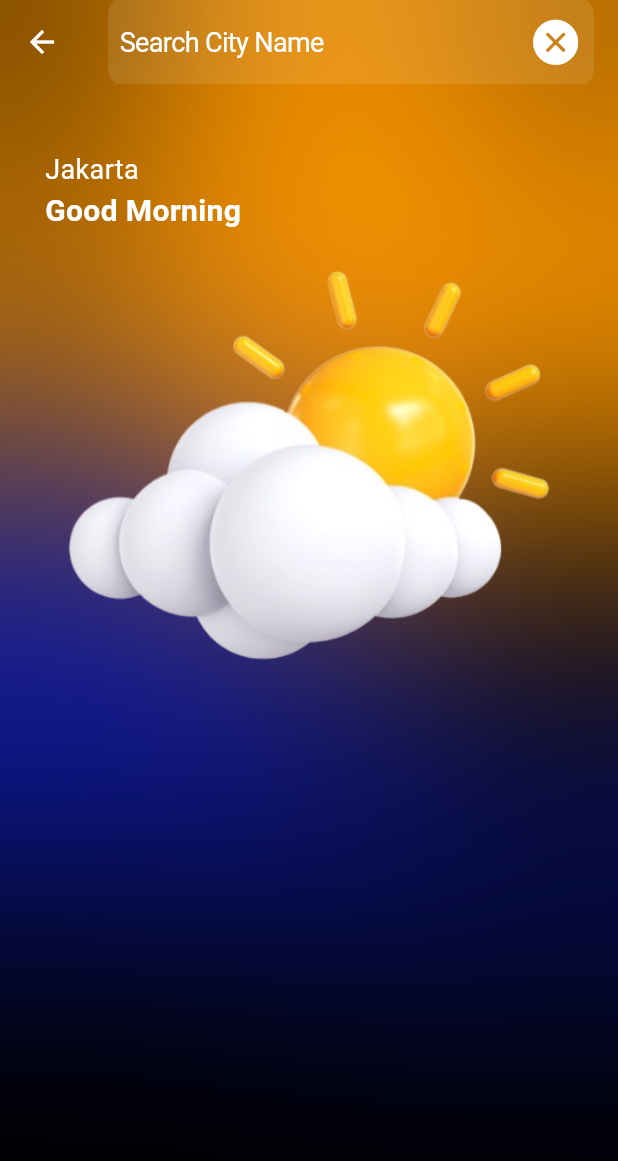
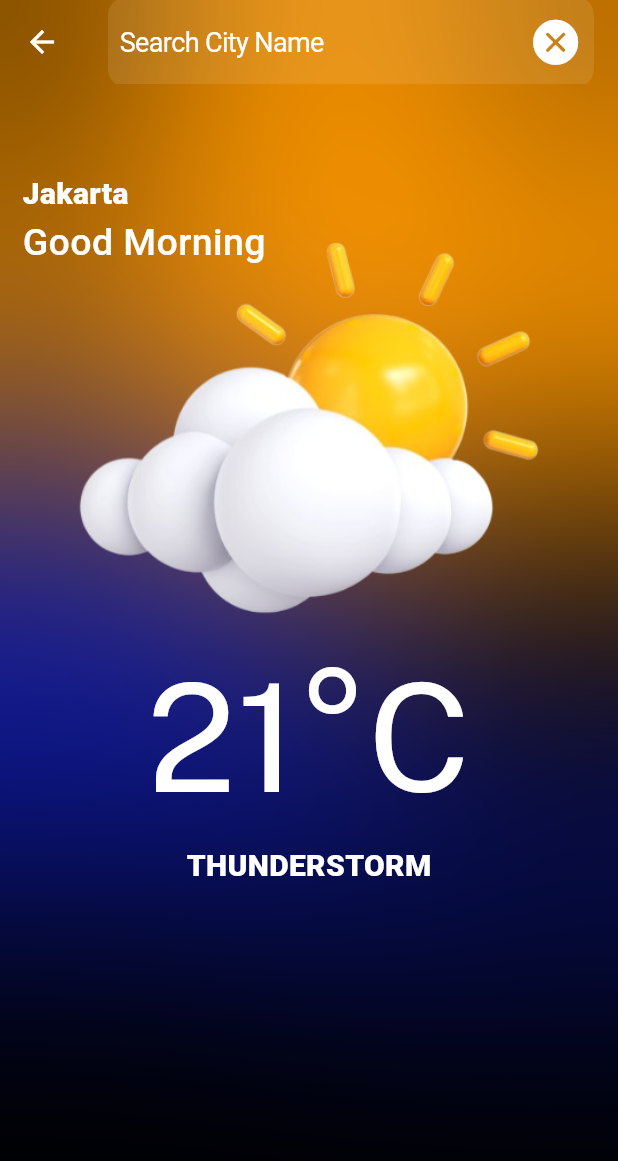
Before and after one commit to Sibin23/Weather-App, a Flutter app: the WeatherScreen screen opened directly, on a phone screen of 412 x 824 dp. Shown: the top 1161 px of the screen. Run offline on Flutter 3.47's test engine with Material 3 defaults, Android fonts, the phone set to English and light mode, and no system bars; our stand-ins replace bloc, equatable, flutter_bloc, geolocator, google_fonts, lottie; Roboto replaces fonts that are missing (Gruppo).

Commit message:
weather Scren UI changed

```diff
--- a/lib/core/constants.dart
+++ b/lib/core/constants.dart
@@ -19,14 +19,18 @@ BorderRadius radius12 = BorderRadius.circular(12);
 BorderRadius radius20 = BorderRadius.circular(20);
 
 // TextStyle
-TextStyle title = GoogleFonts.roboto(
+final TextStyle title = GoogleFonts.roboto(
     color: whiteColor, fontSize: 25, fontWeight: FontWeight.w400);
-final TextStyle subtitle1 = GoogleFonts.roboto(
-    fontSize: 20, color: Colors.white, fontWeight: FontWeight.bold);
+final TextStyle title2 = GoogleFonts.gruppo(
+    fontWeight: FontWeight.w800, color: whiteColor, fontSize: 20);
+final TextStyle subtitle1 = GoogleFonts.rethinkSans(
+    fontSize: 25, color: Colors.white, fontWeight: FontWeight.w500);
 final TextStyle subtitle2 = GoogleFonts.roboto(
   fontSize: 18,
   color: Colors.white,
 );
+final TextStyle subtitle3 = GoogleFonts.gruppo(
+    fontSize: 20, color: Colors.white, fontWeight: FontWeight.w800);
 
 const String domain = 'https://api.openweathermap.org/data/2.5/weather?';
 
--- a/lib/presentation/screens/weather_screen.dart
+++ b/lib/presentation/screens/weather_screen.dart
@@ -1,6 +1,7 @@
 import 'dart:ui';
 
 import 'package:flutter/material.dart';
+import 'package:google_fonts/google_fonts.dart';
 import 'package:weather_app/core/constants.dart';
 import 'package:weather_app/presentation/common_widgets/search_field.dart';
 
@@ -81,7 +82,7 @@ class WeatherScreen extends StatelessWidget {
                 ),
                 BackdropFilter(
                   filter: ImageFilter.blur(sigmaX: 100, sigmaY: 100),
-                  child: Container(
+                  child: SizedBox(
                     height: size.height,
                     width: size.width,
                   ),
@@ -89,39 +90,65 @@ class WeatherScreen extends StatelessWidget {
               ],
             ),
           ),
-          Container(
+
+          // Ui content
+
+          SizedBox(
             height: size.height,
             width: size.width,
             child: Padding(
-              padding: const EdgeInsets.all(10.0),
+              padding: const EdgeInsets.all(15.0),
               child: Stack(
                 children: [
                   Positioned(
-                    top: 90,
-                    left: 20,
+                    top: 100,
+                    left: 0,
+                    right: 0,
+                    child: SizedBox(
+                      child: Column(
+                        children: [
+                          SizedBox(
+                            width: size.width,
                             child: Column(
                               crossAxisAlignment: CrossAxisAlignment.start,
                               children: [
                                 Text(
                                   'Jakarta',
-                          style: subtitle2,
+                                  style: subtitle3,
                                 ),
                                 Text(
                                   'Good Morning',
+
                                   style: subtitle1,
                                 ),
                               ],
                             ),
                           ),
+                          const SizedBox(
+                            height: 240,
+                          ),
+                          Text(
+                            '21°C',
+                            style: GoogleFonts.publicSans(
+                                color: whiteColor, fontSize: 100),
+                          ),
+                          Text(
+                            'THUNDERSTORM',
+                            style: title2,
+                          ),
+                        ],
+                      ),
+                    ),
+                  ),
                   Positioned(
-                    top: 100,
+                    top: 120,
                     left: 0,
                     right: 0,
                     child: Image.asset(
                       'assets/images/clear.png',
                       fit: BoxFit.cover,
-                      height: 400,
-                      width: 400,
+                      height: 300,
+                      width: 200,
                     ),
                   ),
                 ],
```
Lines whose indentation alone changed are shown as unchanged.
